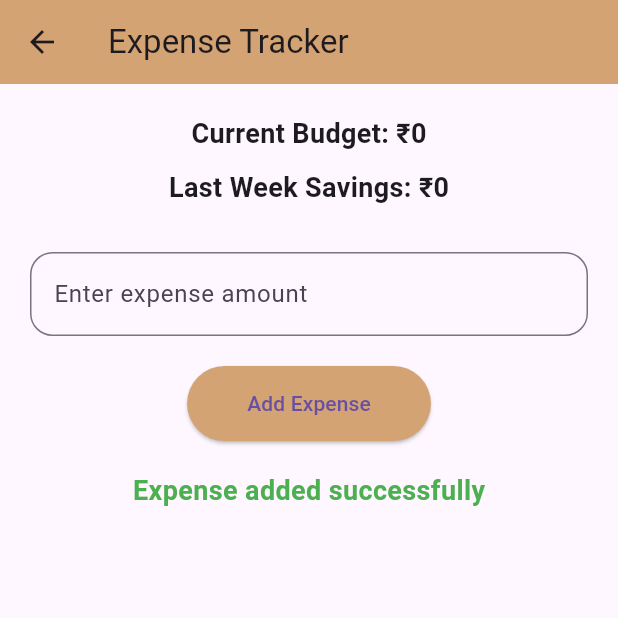
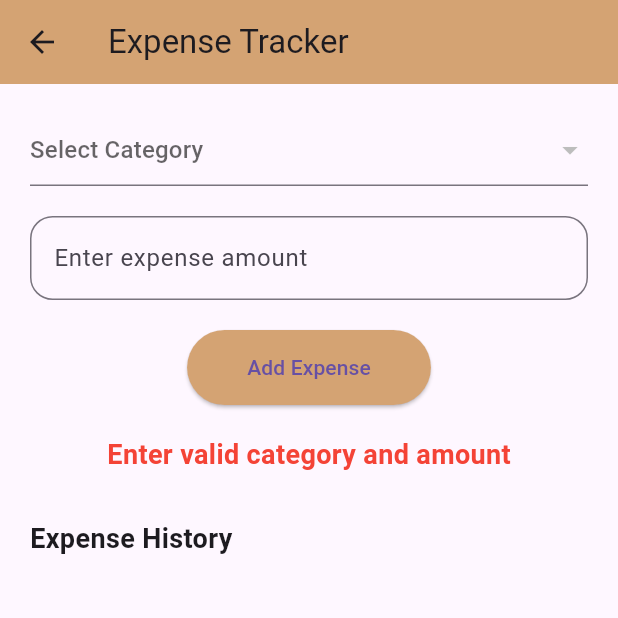
Before and after one commit to Thanusrisabarirajan/SMART_SPEND_APP, a Flutter app: the ExpenseScreen screen opened directly with empty values, after a tap on "Add Expense", on a phone screen of 412 x 824 dp, the top half of it. Run offline on Flutter 3.47's test engine with Material 3 defaults, Android fonts, the phone set to English and light mode, and no system bars.

Commit message:
Added category-based expense tracking with dropdown and history

```diff
--- a/lib/ expense_screen.dart
+++ /dev/null
@@ -1,158 +0,0 @@
-import 'package:flutter/material.dart';
-
-class ExpenseScreen extends StatefulWidget {
-
-  final int totalBudget;
-  final int lastWeekSavings;
-
-  const ExpenseScreen({
-    super.key,
-    required this.totalBudget,
-    required this.lastWeekSavings,
-  });
-
-  @override
-  State<ExpenseScreen> createState() => _ExpenseScreenState();
-}
-
-class _ExpenseScreenState extends State<ExpenseScreen> {
-
-  TextEditingController expenseController = TextEditingController();
-
-  int remainingBudget = 0;
-  int remainingLastWeek = 0;
-
-  String message = "";
-  Color messageColor = Colors.black;
-
-  @override
-  void initState() {
-    super.initState();
-    remainingBudget = widget.totalBudget;
-    remainingLastWeek = widget.lastWeekSavings;
-  }
-
-  void addExpense() {
-
-    int expense = int.tryParse(expenseController.text) ?? 0;
-
-    if (expense <= remainingBudget) {
-
-      setState(() {
-        remainingBudget -= expense;
-        message = "Expense added successfully";
-        messageColor = Colors.green;
-      });
-
-    } else {
-
-      int needed = expense - remainingBudget;
-
-      if (needed <= remainingLastWeek) {
-
-        setState(() {
-          remainingLastWeek -= needed;
-          remainingBudget = 0;
-          message = "Used ₹$needed from last week savings";
-          messageColor = Colors.orange;
-        });
-
-      } else {
-
-        setState(() {
-          message = "Not sufficient amount";
-          messageColor = Colors.red;
-        });
-
-      }
-
-    }
-
-    expenseController.clear();
-  }
-
-  @override
-  Widget build(BuildContext context) {
-
-    return Scaffold(
-
-      appBar: AppBar(
-        title: const Text("Expense Tracker"),
-        backgroundColor: const Color(0xFFD4A373),
-      ),
-
-      body: Padding(
-        padding: const EdgeInsets.all(20),
-
-        child: Column(
-
-          children: [
-
-            Text(
-              "Current Budget: ₹$remainingBudget",
-              style: const TextStyle(
-                fontSize: 18,
-                fontWeight: FontWeight.bold,
-              ),
-            ),
-
-            const SizedBox(height: 10),
-
-            Text(
-              "Last Week Savings: ₹$remainingLastWeek",
-              style: const TextStyle(
-                fontSize: 18,
-                fontWeight: FontWeight.bold,
-              ),
-            ),
-
-            const SizedBox(height: 30),
-
-            TextField(
-              controller: expenseController,
-              keyboardType: TextInputType.number,
-
-              decoration: InputDecoration(
-                hintText: "Enter expense amount",
-
-                border: OutlineInputBorder(
-                  borderRadius: BorderRadius.circular(15),
-                ),
-              ),
-            ),
-
-            const SizedBox(height: 20),
-
-            ElevatedButton(
-
-              onPressed: addExpense,
-
-              style: ElevatedButton.styleFrom(
-                backgroundColor: const Color(0xFFD4A373),
-                padding: const EdgeInsets.symmetric(
-                  horizontal: 40,
-                  vertical: 15,
-                ),
-              ),
-
-              child: const Text("Add Expense"),
-
-            ),
-
-            const SizedBox(height: 20),
-
-            Text(
-              message,
-              style: TextStyle(
-                fontSize: 18,
-                fontWeight: FontWeight.bold,
-                color: messageColor,
-              ),
-            ),
-
-          ],
-        ),
-      ),
-    );
-  }
-}
--- /dev/null
+++ b/lib/expense_screen.dart
@@ -0,0 +1,198 @@
+import 'package:flutter/material.dart';
+
+class ExpenseScreen extends StatefulWidget {
+  final List<Map<String, dynamic>> categories;
+
+  const ExpenseScreen({super.key, required this.categories});
+
+  @override
+  State<ExpenseScreen> createState() => _ExpenseScreenState();
+}
+
+class _ExpenseScreenState extends State<ExpenseScreen> {
+
+  TextEditingController expenseController = TextEditingController();
+
+  String? selectedCategory;
+
+  List<Map<String, dynamic>> expenseHistory = [];
+
+  String message = "";
+  Color messageColor = Colors.black;
+
+  void addExpense() {
+
+    int expense = int.tryParse(expenseController.text) ?? 0;
+
+    if (selectedCategory == null || expense <= 0) {
+      setState(() {
+        message = "Enter valid category and amount";
+        messageColor = Colors.red;
+      });
+      return;
+    }
+
+    int index = widget.categories.indexWhere(
+        (cat) => cat["name"] == selectedCategory);
+
+    int remaining = widget.categories[index]["limit"];
+
+    if (expense <= remaining) {
+
+      setState(() {
+
+        widget.categories[index]["limit"] -= expense;
+
+        expenseHistory.add({
+          "category": selectedCategory,
+          "amount": expense
+        });
+
+        message = "Expense added successfully";
+        messageColor = Colors.green;
+
+      });
+
+    } else {
+
+      setState(() {
+        message = "Category limit exceeded";
+        messageColor = Colors.red;
+      });
+
+    }
+
+    expenseController.clear();
+  }
+
+  @override
+  Widget build(BuildContext context) {
+
+    return Scaffold(
+
+      appBar: AppBar(
+        title: const Text("Expense Tracker"),
+        backgroundColor: const Color(0xFFD4A373),
+      ),
+
+      body: Padding(
+        padding: const EdgeInsets.all(20),
+
+        child: Column(
+
+          children: [
+
+            DropdownButtonFormField<String>(
+              hint: const Text("Select Category"),
+              value: selectedCategory,
+
+              items: widget.categories.map((cat) {
+                return DropdownMenuItem<String>(
+                  value: cat["name"],
+                  child: Text("${cat["name"]} (₹${cat["limit"]})"),
+                );
+              }).toList(),
+
+              onChanged: (value) {
+                setState(() {
+                  selectedCategory = value;
+                });
+              },
+            ),
+
+            const SizedBox(height: 20),
+
+            TextField(
+              controller: expenseController,
+              keyboardType: TextInputType.number,
+
+              decoration: InputDecoration(
+                hintText: "Enter expense amount",
+
+                border: OutlineInputBorder(
+                  borderRadius: BorderRadius.circular(15),
+                ),
+              ),
+            ),
+
+            const SizedBox(height: 20),
+
+            ElevatedButton(
+
+              onPressed: addExpense,
+
+              style: ElevatedButton.styleFrom(
+                backgroundColor: const Color(0xFFD4A373),
+                padding: const EdgeInsets.symmetric(
+                  horizontal: 40,
+                  vertical: 15,
+                ),
+              ),
+
+              child: const Text("Add Expense"),
+
+            ),
+
+            const SizedBox(height: 20),
+
+            Text(
+              message,
+              style: TextStyle(
+                fontSize: 18,
+                fontWeight: FontWeight.bold,
+                color: messageColor,
+              ),
+            ),
+
+            const SizedBox(height: 30),
+
+            const Align(
+              alignment: Alignment.centerLeft,
+              child: Text(
+                "Expense History",
+                style: TextStyle(
+                  fontSize: 18,
+                  fontWeight: FontWeight.bold,
+                ),
+              ),
+            ),
+
+            const SizedBox(height: 10),
+
+            Expanded(
+
+              child: ListView.builder(
+
+                itemCount: expenseHistory.length,
+
+                itemBuilder: (context, index) {
+
+                  return Card(
+
+                    child: ListTile(
+
+                      title: Text(expenseHistory[index]["category"]),
+
+                      trailing: Text(
+                        "₹${expenseHistory[index]["amount"]}",
+                        style: const TextStyle(
+                          fontWeight: FontWeight.bold,
+                        ),
+                      ),
+
+                    ),
+
+                  );
+
+                },
+
+              ),
+
+            ),
+
+          ],
+        ),
+      ),
+    );
+  }
+}
```
Also changed, not shown: lib/category_screen.dart (+23 -35 lines), 1 other file.
